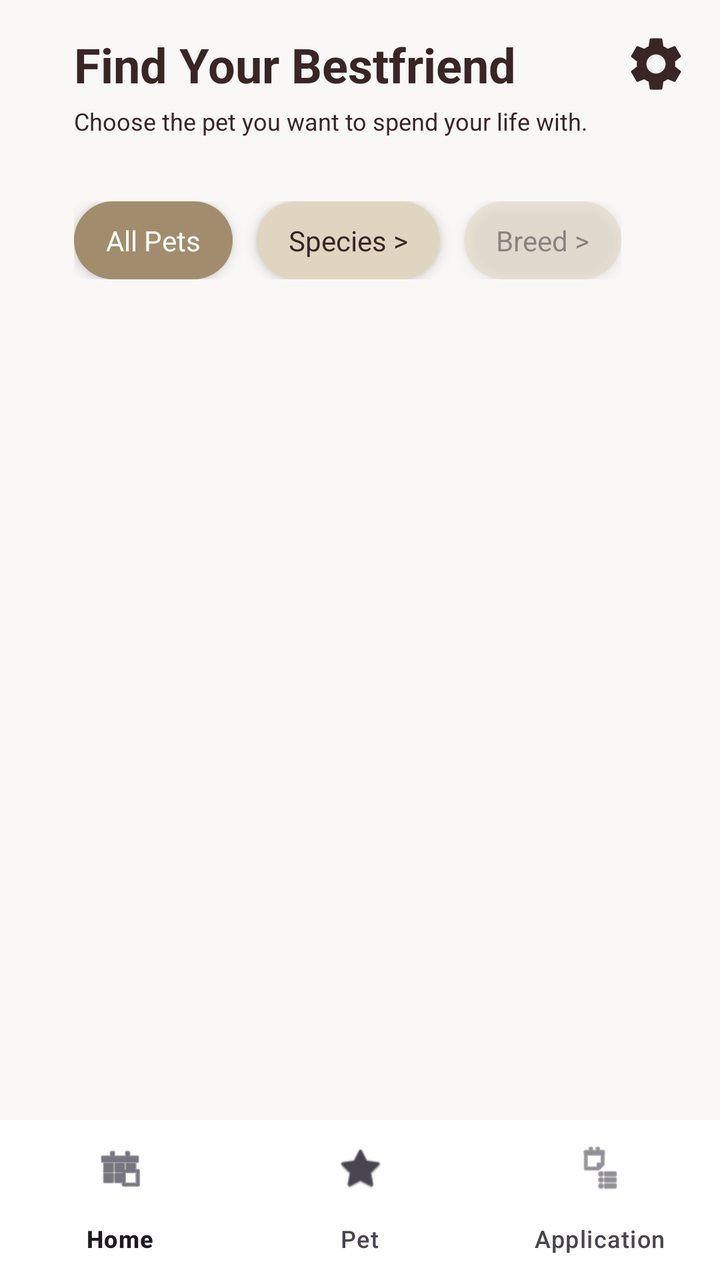
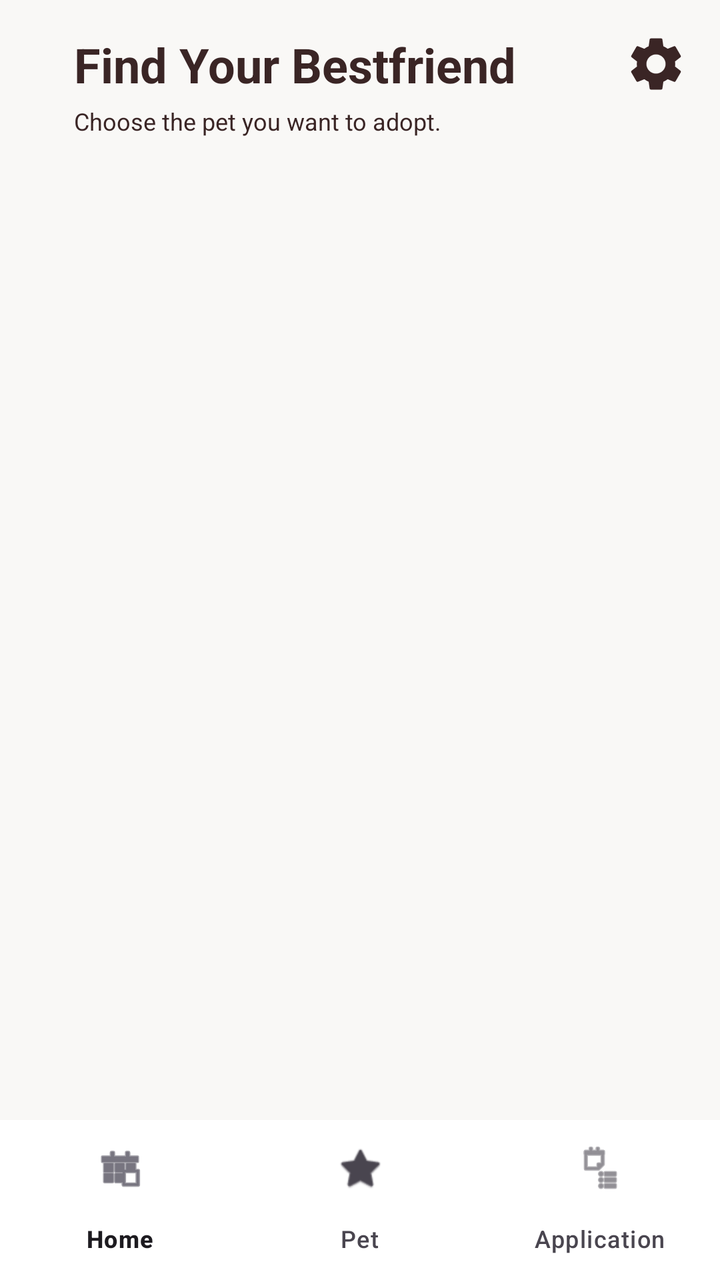

Compare the two renders of this Android layout. The source of the first and the diff that turns it into the second are given below.
<!-- AndroidManifest.xml: application theme Theme.FurEver -->
<!-- res/layout/activity_home.xml -->
<?xml version="1.0" encoding="utf-8"?>
<androidx.drawerlayout.widget.DrawerLayout xmlns:android="http://schemas.android.com/apk/res/android"
    xmlns:app="http://schemas.android.com/apk/res-auto"
    xmlns:tools="http://schemas.android.com/tools"
    android:id="@+id/drawer_layout"
    android:layout_width="match_parent"
    android:layout_height="match_parent"
    android:fitsSystemWindows="true">

    <androidx.constraintlayout.widget.ConstraintLayout
        android:layout_width="match_parent"
        android:layout_height="match_parent"
        android:background="#F9F8F6">

        
        <androidx.constraintlayout.widget.ConstraintLayout
            android:id="@+id/header_container"
            android:layout_width="match_parent"
            android:layout_height="wrap_content"
            android:paddingTop="16dp"
            android:paddingBottom="8dp"
            app:layout_constraintTop_toTopOf="parent">

            <TextView
                android:id="@+id/home_title"
                android:layout_width="0dp"
                android:layout_height="wrap_content"
                android:layout_marginStart="37dp"
                android:text="Find Your Bestfriend"
                android:textColor="#3A2525"
                android:textSize="24sp"
                android:textStyle="bold"
                app:layout_constraintEnd_toStartOf="@+id/btn_settings_gear"
                app:layout_constraintStart_toStartOf="parent"
                app:layout_constraintTop_toTopOf="parent" />

            <TextView
                android:id="@+id/home_subtitle"
                android:layout_width="0dp"
                android:layout_height="wrap_content"
                android:layout_marginStart="37dp"
                android:layout_marginTop="4dp"
                android:text="Choose the pet you want to spend your life with."
                android:textColor="#3A2525"
                android:textSize="12sp"
                app:layout_constraintEnd_toStartOf="@+id/btn_settings_gear"
                app:layout_constraintStart_toStartOf="parent"
                app:layout_constraintTop_toBottomOf="@id/home_title" />

            <ImageView
                android:id="@+id/btn_settings_gear"
                android:layout_width="32dp"
                android:layout_height="32dp"
                android:layout_marginEnd="16dp"
                android:contentDescription="Settings"
                android:src="@drawable/ic_settings_gear"
                app:layout_constraintEnd_toEndOf="parent"
                app:layout_constraintTop_toTopOf="parent"
                app:tint="#3A2525" />
        </androidx.constraintlayout.widget.ConstraintLayout>

        <androidx.core.widget.NestedScrollView
            android:layout_width="match_parent"
            android:layout_height="0dp"
            android:fillViewport="true"
            app:layout_constraintBottom_toTopOf="@id/bottom_navigation"
            app:layout_constraintTop_toBottomOf="@id/header_container">

            <LinearLayout
                android:layout_width="match_parent"
                android:layout_height="wrap_content"
                android:orientation="vertical"
                android:paddingBottom="16dp">

                
                <HorizontalScrollView
                    android:layout_width="match_parent"
                    android:layout_height="wrap_content"
                    android:layout_marginTop="24dp"
                    android:scrollbars="none">

                    <LinearLayout
                        android:layout_width="wrap_content"
                        android:layout_height="wrap_content"
                        android:orientation="horizontal"
                        android:paddingHorizontal="37dp"
                        android:paddingBottom="8dp">

                        <TextView
                            android:id="@+id/filter_all"
                            android:layout_width="wrap_content"
                            android:layout_height="wrap_content"
                            android:background="@drawable/bg_filter_active"
                            android:clickable="true"
                            android:elevation="4dp"
                            android:focusable="true"
                            android:paddingHorizontal="16dp"
                            android:paddingVertical="10dp"
                            android:text="All Pets"
                            android:textColor="#FFFFFF" />

                        <TextView
                            android:id="@+id/filter_species"
                            android:layout_width="wrap_content"
                            android:layout_height="wrap_content"
                            android:layout_marginStart="12dp"
                            android:background="@drawable/bg_filter_inactive"
                            android:clickable="true"
                            android:elevation="4dp"
                            android:focusable="true"
                            android:paddingHorizontal="16dp"
                            android:paddingVertical="10dp"
                            android:text="Species >"
                            android:textColor="#3A2525" />

                        <TextView
                            android:id="@+id/filter_breed"
                            android:layout_width="wrap_content"
                            android:layout_height="wrap_content"
                            android:layout_marginStart="12dp"
                            android:alpha="0.5"
                            android:background="@drawable/bg_filter_inactive"
                            android:clickable="true"
                            android:elevation="4dp"
                            android:focusable="true"
                            android:paddingHorizontal="16dp"
                            android:paddingVertical="10dp"
                            android:text="Breed >"
                            android:textColor="#3A2525" />
                    </LinearLayout>
                </HorizontalScrollView>

                
                <androidx.recyclerview.widget.RecyclerView
                    android:id="@+id/rv_pets"
                    android:layout_width="match_parent"
                    android:layout_height="wrap_content"
                    android:layout_marginHorizontal="20dp"
                    android:layout_marginTop="16dp"
                    android:nestedScrollingEnabled="false"
                    app:layoutManager="androidx.recyclerview.widget.GridLayoutManager"
                    app:spanCount="2"
                    tools:listitem="@layout/item_pet_card" />

            </LinearLayout>
        </androidx.core.widget.NestedScrollView>

        <com.google.android.material.bottomnavigation.BottomNavigationView
            android:id="@+id/bottom_navigation"
            android:layout_width="match_parent"
            android:layout_height="wrap_content"
            android:background="#FFFFFF"
            app:layout_constraintBottom_toBottomOf="parent"
            app:menu="@menu/bottom_nav_menu" />

    </androidx.constraintlayout.widget.ConstraintLayout>

    
    <com.google.android.material.navigation.NavigationView
        android:id="@+id/navigation_view"
        android:layout_width="280dp"
        android:layout_height="match_parent"
        android:layout_gravity="end"
        android:background="#F9F8F6"
        app:headerLayout="@layout/nav_header_home"
        app:itemIconTint="#A18D6D"
        app:itemTextColor="#3A2525"
        app:menu="@menu/sidebar_menu" />

</androidx.drawerlayout.widget.DrawerLayout>
<!-- res/layout/item_pet_card.xml (included above) -->
<?xml version="1.0" encoding="utf-8"?>
<androidx.cardview.widget.CardView xmlns:android="http://schemas.android.com/apk/res/android"
    xmlns:app="http://schemas.android.com/apk/res-auto"
    android:layout_width="match_parent"
    android:layout_height="wrap_content"
    android:layout_margin="8dp"
    app:cardCornerRadius="15dp"
    app:cardElevation="4dp">

    <LinearLayout
        android:layout_width="match_parent"
        android:layout_height="wrap_content"
        android:orientation="vertical"
        android:background="#F9F8F6"
        android:paddingBottom="12dp">

        <FrameLayout
            android:layout_width="match_parent"
            android:layout_height="120dp">

            <ImageView
                android:id="@+id/iv_pet_image"
                android:layout_width="match_parent"
                android:layout_height="match_parent"
                android:scaleType="centerCrop"
                android:src="@android:drawable/ic_menu_gallery" />

            <TextView
                android:id="@+id/tv_species_badge"
                android:layout_width="wrap_content"
                android:layout_height="wrap_content"
                android:layout_margin="8dp"
                android:background="@drawable/bg_badge_charcoal"
                android:paddingHorizontal="8dp"
                android:paddingVertical="2dp"
                android:text="Cat"
                android:textColor="#FFFFFF"
                android:textSize="10sp" />

            <TextView
                android:id="@+id/tv_status_badge"
                android:layout_width="wrap_content"
                android:layout_height="wrap_content"
                android:layout_gravity="end"
                android:layout_margin="8dp"
                android:background="@drawable/bg_badge_yellow"
                android:paddingHorizontal="8dp"
                android:paddingVertical="2dp"
                android:text="Available"
                android:textColor="#3A2525"
                android:textSize="10sp" />
        </FrameLayout>

        <LinearLayout
            android:layout_width="match_parent"
            android:layout_height="wrap_content"
            android:orientation="vertical"
            android:paddingHorizontal="12dp"
            android:paddingTop="8dp">

            <LinearLayout
                android:layout_width="match_parent"
                android:layout_height="wrap_content"
                android:orientation="horizontal">

                <TextView
                    android:id="@+id/tv_pet_name"
                    android:layout_width="0dp"
                    android:layout_height="wrap_content"
                    android:layout_weight="1"
                    android:text="Pet Name"
                    android:textColor="#A18D6D"
                    android:textSize="16sp"
                    android:textStyle="bold" />

                <TextView
                    android:id="@+id/tv_pet_price"
                    android:layout_width="wrap_content"
                    android:layout_height="wrap_content"
                    android:text="$0.0"
                    android:textColor="#A18D6D"
                    android:textSize="14sp"
                    android:textStyle="bold" />
            </LinearLayout>

            <TextView
                android:id="@+id/tv_pet_breed"
                android:layout_width="wrap_content"
                android:layout_height="wrap_content"
                android:layout_marginTop="4dp"
                android:text="Breed : Unknown"
                android:textColor="#3A2525"
                android:textSize="11sp" />

            <TextView
                android:id="@+id/tv_pet_age_gender"
                android:layout_width="wrap_content"
                android:layout_height="wrap_content"
                android:text="Age : 0 yrs | Sex : Male"
                android:textColor="#3A2525"
                android:textSize="11sp" />

            <com.google.android.material.button.MaterialButton
                android:id="@+id/btn_adopt"
                style="@style/Widget.MaterialComponents.Button.TextButton"
                android:layout_width="match_parent"
                android:layout_height="wrap_content"
                android:layout_marginTop="8dp"
                android:backgroundTint="#A18D6D"
                android:text="Adopt me !"
                android:textColor="#FFFFFF"
                android:textSize="12sp"
                app:cornerRadius="10dp" />

        </LinearLayout>
    </LinearLayout>
</androidx.cardview.widget.CardView>
<!-- res/layout/nav_header_home.xml (included above) -->
<?xml version="1.0" encoding="utf-8"?>
<LinearLayout xmlns:android="http://schemas.android.com/apk/res/android"
    xmlns:app="http://schemas.android.com/apk/res-auto"
    android:layout_width="match_parent"
    android:layout_height="180dp"
    android:background="#A18D6D"
    android:gravity="bottom"
    android:orientation="vertical"
    android:padding="16dp"
    android:theme="@style/ThemeOverlay.AppCompat.Dark">

    <com.google.android.material.imageview.ShapeableImageView
        android:id="@+id/iv_user_avatar"
        android:layout_width="64dp"
        android:layout_height="64dp"
        android:layout_marginBottom="8dp"
        android:scaleType="centerCrop"
        android:src="@drawable/paw"
        app:shapeAppearanceOverlay="@style/ShapeAppearance.Material3.Corner.Full" />

    <TextView
        android:id="@+id/tv_user_name"
        android:layout_width="match_parent"
        android:layout_height="wrap_content"
        android:text="Guest User"
        android:textAppearance="@style/TextAppearance.AppCompat.Body1"
        android:textColor="#FFFFFF"
        android:textStyle="bold"
        android:textSize="18sp" />

    <TextView
        android:id="@+id/tv_user_email"
        android:layout_width="match_parent"
        android:layout_height="wrap_content"
        android:text="user@furever.com"
        android:textColor="#F9F8F6"
        android:textSize="14sp" />

</LinearLayout>
<!-- resources referenced by this layout -->
<resources>
  <!-- drawable bg_badge_charcoal (drawable) -->
  <?xml version="1.0" encoding="utf-8"?>
  <shape xmlns:android="http://schemas.android.com/apk/res/android">
      <solid android:color="#333333" />
      <corners android:radius="20dp" />
  </shape>
  <!-- drawable bg_badge_yellow (drawable) -->
  <?xml version="1.0" encoding="utf-8"?>
  <shape xmlns:android="http://schemas.android.com/apk/res/android">
      <solid android:color="#FFD700" />
      <corners android:radius="20dp" />
  </shape>
  <!-- drawable bg_filter_active (drawable) -->
  <?xml version="1.0" encoding="utf-8"?>
  <shape xmlns:android="http://schemas.android.com/apk/res/android">
      <solid android:color="#A18D6D" />
      <corners android:radius="20dp" />
  </shape>
  <!-- drawable bg_filter_inactive (drawable) -->
  <?xml version="1.0" encoding="utf-8"?>
  <shape xmlns:android="http://schemas.android.com/apk/res/android">
      <solid android:color="#E0D5C1" />
      <corners android:radius="20dp" />
  </shape>
  <!-- drawable ic_settings_gear (drawable) -->
  <vector xmlns:android="http://schemas.android.com/apk/res/android"
      android:width="24dp"
      android:height="24dp"
      android:viewportWidth="24"
      android:viewportHeight="24">
      <path
          android:fillColor="#000000"
          android:pathData="M19.14,12.94c0.04,-0.3 0.06,-0.61 0.06,-0.94c0,-0.32 -0.02,-0.64 -0.07,-0.94l2.03,-1.58c0.18,-0.14 0.23,-0.41 0.12,-0.61l-1.92,-3.32c-0.12,-0.22 -0.37,-0.29 -0.59,-0.22l-2.39,0.96c-0.5,-0.38 -1.03,-0.7 -1.62,-0.94L14.4,2.81c-0.04,-0.24 -0.24,-0.41 -0.48,-0.41h-3.84c-0.24,0 -0.43,0.17 -0.47,0.41L9.25,5.35C8.66,5.59 8.13,5.91 7.63,6.29L5.24,5.33c-0.22,-0.08 -0.47,0 -0.59,0.22L2.74,8.87c-0.12,0.21 -0.08,0.47 0.12,0.61l2.03,1.58C4.84,11.36 4.81,11.67 4.81,12c0,0.33 0.02,0.64 0.07,0.94l-2.03,1.58c-0.18,0.14 -0.23,0.41 -0.12,0.61l1.92,3.32c0.12,0.22 0.37,0.29 0.59,0.22l2.39,-0.96c0.5,0.38 1.03,0.7 1.62,0.94l0.36,2.54c0.05,0.24 0.24,0.41 0.48,0.41h3.84c0.24,0 0.44,-0.17 0.47,-0.41l0.36,-2.54c0.59,-0.24 1.13,-0.56 1.62,-0.94l2.39,0.96c0.22,0.08 0.47,0 0.59,-0.22l1.92,-3.32c0.12,-0.21 0.07,-0.47 -0.12,-0.61L19.14,12.94zM12,15.6c-1.98,0 -3.6,-1.62 -3.6,-3.6s1.62,-3.6 3.6,-3.6s3.6,1.62 3.6,3.6S13.98,15.6 12,15.6z" />
  </vector>
  <!-- drawable paw: png bitmap (drawable, 39142 bytes) -->
  <style name="Theme.FurEver" parent="Base.Theme.FurEver" />
  <style name="Base.Theme.FurEver" parent="Theme.Material3.DayNight.NoActionBar">
          
          
      </style>
</resources>

<!-- the commit's change to res/layout/activity_home.xml (unified diff, before → after) -->
@@ -22,7 +22,7 @@
             app:layout_constraintTop_toTopOf="parent">
 
             <TextView
-                android:id="@+id/home_title"
+                android:id="@+id/main_header_title"
                 android:layout_width="0dp"
                 android:layout_height="wrap_content"
                 android:layout_marginStart="37dp"
@@ -35,17 +35,17 @@
                 app:layout_constraintTop_toTopOf="parent" />
 
             <TextView
-                android:id="@+id/home_subtitle"
+                android:id="@+id/main_header_subtitle"
                 android:layout_width="0dp"
                 android:layout_height="wrap_content"
                 android:layout_marginStart="37dp"
                 android:layout_marginTop="4dp"
-                android:text="Choose the pet you want to spend your life with."
+                android:text="Choose the pet you want to adopt."
                 android:textColor="#3A2525"
                 android:textSize="12sp"
                 app:layout_constraintEnd_toStartOf="@+id/btn_settings_gear"
                 app:layout_constraintStart_toStartOf="parent"
-                app:layout_constraintTop_toBottomOf="@id/home_title" />
+                app:layout_constraintTop_toBottomOf="@id/main_header_title" />
 
             <ImageView
                 android:id="@+id/btn_settings_gear"
@@ -59,91 +59,13 @@
                 app:tint="#3A2525" />
         </androidx.constraintlayout.widget.ConstraintLayout>
 
-        <androidx.core.widget.NestedScrollView
+        
+        <FrameLayout
+            android:id="@+id/fragment_container"
             android:layout_width="match_parent"
             android:layout_height="0dp"
-            android:fillViewport="true"
             app:layout_constraintBottom_toTopOf="@id/bottom_navigation"
-            app:layout_constraintTop_toBottomOf="@id/header_container">
-
-            <LinearLayout
-                android:layout_width="match_parent"
-                android:layout_height="wrap_content"
-                android:orientation="vertical"
-                android:paddingBottom="16dp">
-
-                
-                <HorizontalScrollView
-                    android:layout_width="match_parent"
-                    android:layout_height="wrap_content"
-                    android:layout_marginTop="24dp"
-                    android:scrollbars="none">
-
-                    <LinearLayout
-                        android:layout_width="wrap_content"
-                        android:layout_height="wrap_content"
-                        android:orientation="horizontal"
-                        android:paddingHorizontal="37dp"
-                        android:paddingBottom="8dp">
-
-                        <TextView
-                            android:id="@+id/filter_all"
-                            android:layout_width="wrap_content"
-                            android:layout_height="wrap_content"
-                            android:background="@drawable/bg_filter_active"
-                            android:clickable="true"
-                            android:elevation="4dp"
-                            android:focusable="true"
-                            android:paddingHorizontal="16dp"
-                            android:paddingVertical="10dp"
-                            android:text="All Pets"
-                            android:textColor="#FFFFFF" />
-
-                        <TextView
-                            android:id="@+id/filter_species"
-                            android:layout_width="wrap_content"
-                            android:layout_height="wrap_content"
-                            android:layout_marginStart="12dp"
-                            android:background="@drawable/bg_filter_inactive"
-                            android:clickable="true"
-                            android:elevation="4dp"
-                            android:focusable="true"
-                            android:paddingHorizontal="16dp"
-                            android:paddingVertical="10dp"
-                            android:text="Species >"
-                            android:textColor="#3A2525" />
-
-                        <TextView
-                            android:id="@+id/filter_breed"
-                            android:layout_width="wrap_content"
-                            android:layout_height="wrap_content"
-                            android:layout_marginStart="12dp"
-                            android:alpha="0.5"
-                            android:background="@drawable/bg_filter_inactive"
-                            android:clickable="true"
-                            android:elevation="4dp"
-                            android:focusable="true"
-                            android:paddingHorizontal="16dp"
-                            android:paddingVertical="10dp"
-                            android:text="Breed >"
-                            android:textColor="#3A2525" />
-                    </LinearLayout>
-                </HorizontalScrollView>
-
-                
-                <androidx.recyclerview.widget.RecyclerView
-                    android:id="@+id/rv_pets"
-                    android:layout_width="match_parent"
-                    android:layout_height="wrap_content"
-                    android:layout_marginHorizontal="20dp"
-                    android:layout_marginTop="16dp"
-                    android:nestedScrollingEnabled="false"
-                    app:layoutManager="androidx.recyclerview.widget.GridLayoutManager"
-                    app:spanCount="2"
-                    tools:listitem="@layout/item_pet_card" />
-
-            </LinearLayout>
-        </androidx.core.widget.NestedScrollView>
+            app:layout_constraintTop_toBottomOf="@id/header_container" />
 
         <com.google.android.material.bottomnavigation.BottomNavigationView
             android:id="@+id/bottom_navigation"
@@ -168,124 +90,6 @@
         app:menu="@menu/sidebar_menu" />
 
 </androidx.drawerlayout.widget.DrawerLayout>
-<!-- res/layout/item_pet_card.xml (included above) -->
-<?xml version="1.0" encoding="utf-8"?>
-<androidx.cardview.widget.CardView xmlns:android="http://schemas.android.com/apk/res/android"
-    xmlns:app="http://schemas.android.com/apk/res-auto"
-    android:layout_width="match_parent"
-    android:layout_height="wrap_content"
-    android:layout_margin="8dp"
-    app:cardCornerRadius="15dp"
-    app:cardElevation="4dp">
-
-    <LinearLayout
-        android:layout_width="match_parent"
-        android:layout_height="wrap_content"
-        android:orientation="vertical"
-        android:background="#F9F8F6"
-        android:paddingBottom="12dp">
-
-        <FrameLayout
-            android:layout_width="match_parent"
-            android:layout_height="120dp">
-
-            <ImageView
-                android:id="@+id/iv_pet_image"
-                android:layout_width="match_parent"
-                android:layout_height="match_parent"
-                android:scaleType="centerCrop"
-                android:src="@android:drawable/ic_menu_gallery" />
-
-            <TextView
-                android:id="@+id/tv_species_badge"
-                android:layout_width="wrap_content"
-                android:layout_height="wrap_content"
-                android:layout_margin="8dp"
-                android:background="@drawable/bg_badge_charcoal"
-                android:paddingHorizontal="8dp"
-                android:paddingVertical="2dp"
-                android:text="Cat"
-                android:textColor="#FFFFFF"
-                android:textSize="10sp" />
-
-            <TextView
-                android:id="@+id/tv_status_badge"
-                android:layout_width="wrap_content"
-                android:layout_height="wrap_content"
-                android:layout_gravity="end"
-                android:layout_margin="8dp"
-                android:background="@drawable/bg_badge_yellow"
-                android:paddingHorizontal="8dp"
-                android:paddingVertical="2dp"
-                android:text="Available"
-                android:textColor="#3A2525"
-                android:textSize="10sp" />
-        </FrameLayout>
-
-        <LinearLayout
-            android:layout_width="match_parent"
-            android:layout_height="wrap_content"
-            android:orientation="vertical"
-            android:paddingHorizontal="12dp"
-            android:paddingTop="8dp">
-
-            <LinearLayout
-                android:layout_width="match_parent"
-                android:layout_height="wrap_content"
-                android:orientation="horizontal">
-
-                <TextView
-                    android:id="@+id/tv_pet_name"
-                    android:layout_width="0dp"
-                    android:layout_height="wrap_content"
-                    android:layout_weight="1"
-                    android:text="Pet Name"
-                    android:textColor="#A18D6D"
-                    android:textSize="16sp"
-                    android:textStyle="bold" />
-
-                <TextView
-                    android:id="@+id/tv_pet_price"
-                    android:layout_width="wrap_content"
-                    android:layout_height="wrap_content"
-                    android:text="$0.0"
-                    android:textColor="#A18D6D"
-                    android:textSize="14sp"
-                    android:textStyle="bold" />
-            </LinearLayout>
-
-            <TextView
-                android:id="@+id/tv_pet_breed"
-                android:layout_width="wrap_content"
-                android:layout_height="wrap_content"
-                android:layout_marginTop="4dp"
-                android:text="Breed : Unknown"
-                android:textColor="#3A2525"
-                android:textSize="11sp" />
-
-            <TextView
-                android:id="@+id/tv_pet_age_gender"
-                android:layout_width="wrap_content"
-                android:layout_height="wrap_content"
-                android:text="Age : 0 yrs | Sex : Male"
-                android:textColor="#3A2525"
-                android:textSize="11sp" />
-
-            <com.google.android.material.button.MaterialButton
-                android:id="@+id/btn_adopt"
-                style="@style/Widget.MaterialComponents.Button.TextButton"
-                android:layout_width="match_parent"
-                android:layout_height="wrap_content"
-                android:layout_marginTop="8dp"
-                android:backgroundTint="#A18D6D"
-                android:text="Adopt me !"
-                android:textColor="#FFFFFF"
-                android:textSize="12sp"
-                app:cornerRadius="10dp" />
-
-        </LinearLayout>
-    </LinearLayout>
-</androidx.cardview.widget.CardView>
 <!-- res/layout/nav_header_home.xml (included above) -->
 <?xml version="1.0" encoding="utf-8"?>
 <LinearLayout xmlns:android="http://schemas.android.com/apk/res/android"
@@ -314,14 +118,14 @@
         android:text="Guest User"
         android:textAppearance="@style/TextAppearance.AppCompat.Body1"
         android:textColor="#FFFFFF"
-        android:textStyle="bold"
-        android:textSize="18sp" />
+        android:textSize="18sp"
+        android:textStyle="bold" />
 
     <TextView
-        android:id="@+id/tv_user_email"
+        android:id="@+id/tv_user_role"
         android:layout_width="match_parent"
         android:layout_height="wrap_content"
-        android:text="user@furever.com"
+        android:text="ADOPTER"
         android:textColor="#F9F8F6"
         android:textSize="14sp" />
 
<!-- resource entries referenced after the edit -->
@@ -1,29 +1,5 @@
 <!-- resources referenced by this layout -->
 <resources>
-  <!-- drawable bg_badge_charcoal (drawable) -->
-  <?xml version="1.0" encoding="utf-8"?>
-  <shape xmlns:android="http://schemas.android.com/apk/res/android">
-      <solid android:color="#333333" />
-      <corners android:radius="20dp" />
-  </shape>
-  <!-- drawable bg_badge_yellow (drawable) -->
-  <?xml version="1.0" encoding="utf-8"?>
-  <shape xmlns:android="http://schemas.android.com/apk/res/android">
-      <solid android:color="#FFD700" />
-      <corners android:radius="20dp" />
-  </shape>
-  <!-- drawable bg_filter_active (drawable) -->
-  <?xml version="1.0" encoding="utf-8"?>
-  <shape xmlns:android="http://schemas.android.com/apk/res/android">
-      <solid android:color="#A18D6D" />
-      <corners android:radius="20dp" />
-  </shape>
-  <!-- drawable bg_filter_inactive (drawable) -->
-  <?xml version="1.0" encoding="utf-8"?>
-  <shape xmlns:android="http://schemas.android.com/apk/res/android">
-      <solid android:color="#E0D5C1" />
-      <corners android:radius="20dp" />
-  </shape>
   <!-- drawable ic_settings_gear (drawable) -->
   <vector xmlns:android="http://schemas.android.com/apk/res/android"
       android:width="24dp"
